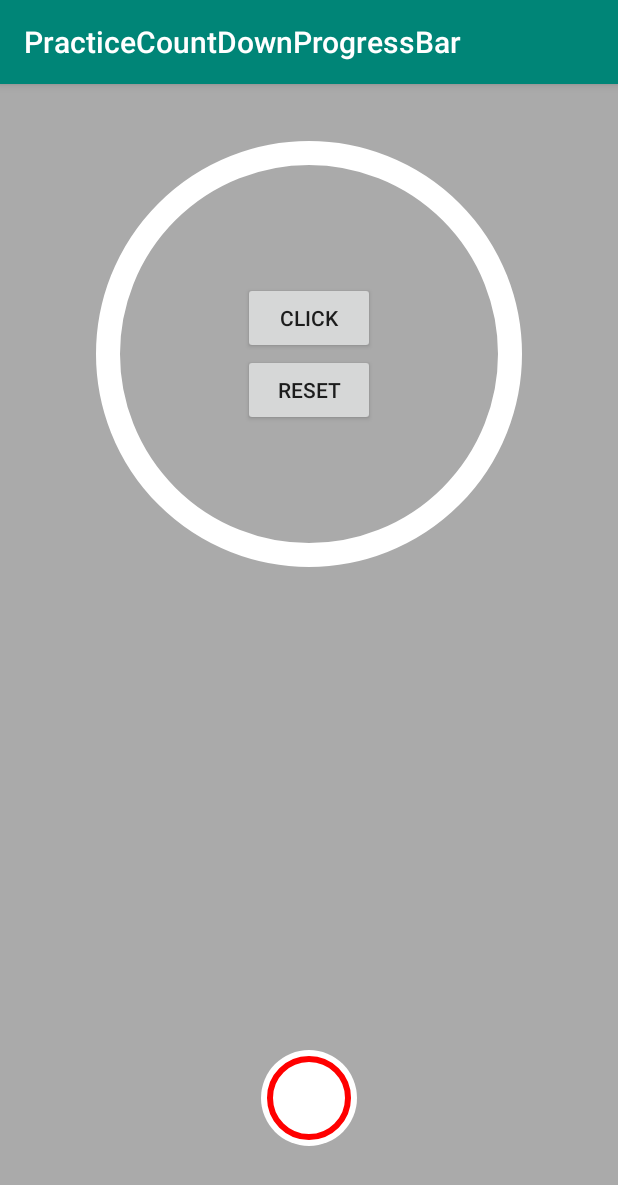
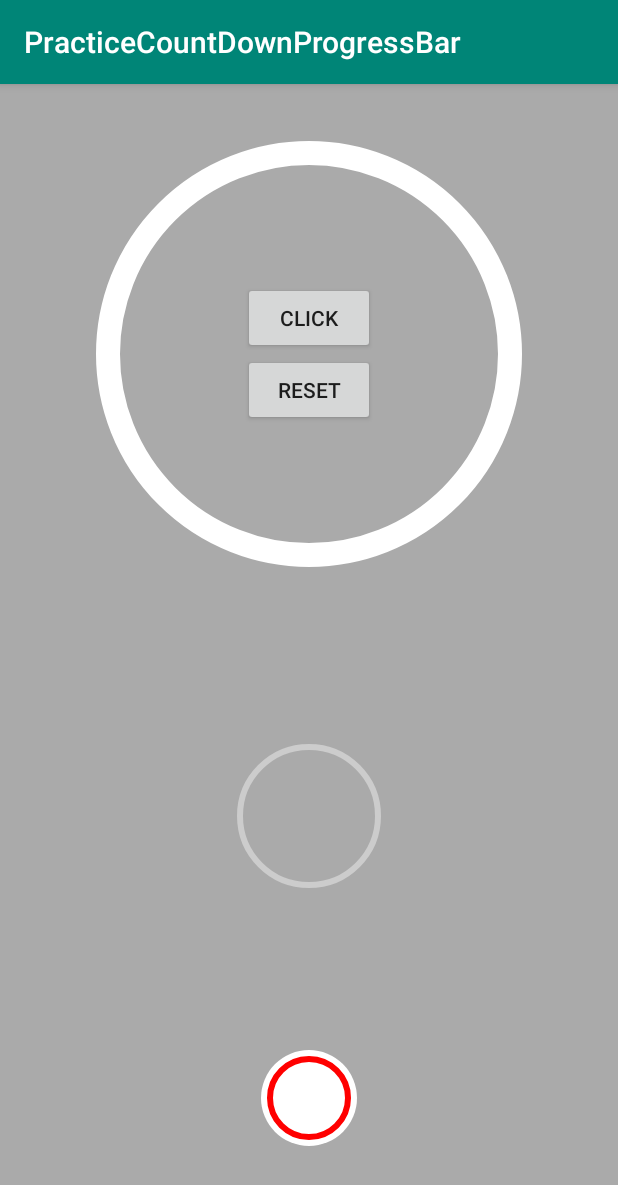
Before and after one commit to aluceps/PracticeCircleProgressBar, an Android app: the screen it shows after launch (MainActivity), on a phone screen of 412 x 824 dp. Shown: the top 1185 px of the screen. Run offline under Robolectric (Android 15) with nearby library versions, the phone set to English and light mode, and no system bars; our stand-ins replace data binding.

```diff
--- a/app/src/main/java/me/aluceps/practicecountdownprogressbar/MainActivity.kt
+++ b/app/src/main/java/me/aluceps/practicecountdownprogressbar/MainActivity.kt
@@ -1,12 +1,12 @@
 package me.aluceps.practicecountdownprogressbar
 
 import android.annotation.SuppressLint
-import androidx.databinding.DataBindingUtil
 import android.os.Bundle
-import androidx.appcompat.app.AppCompatActivity
 import android.util.Log
 import android.view.MotionEvent
 import android.view.animation.AnimationUtils
+import androidx.appcompat.app.AppCompatActivity
+import androidx.databinding.DataBindingUtil
 import me.aluceps.practicecountdownprogressbar.databinding.ActivityMainBinding
 
 class MainActivity : AppCompatActivity(), CircleProgressBar.ProgressState {
@@ -57,17 +57,28 @@ class MainActivity : AppCompatActivity(), CircleProgressBar.ProgressState {
     override fun onStarted() {
         Log.d("CircleProgressBar", "progress: start")
         binding.button.startAnimation(AnimationUtils.loadAnimation(this, R.anim.scale_down_button))
-        binding.progress.startAnimation(AnimationUtils.loadAnimation(this, R.anim.scale_up_progress))
+        binding.progress.startAnimation(
+            AnimationUtils.loadAnimation(
+                this,
+                R.anim.scale_up_progress
+            )
+        )
     }
 
     override fun onFinished() {
         Log.d("CircleProgressBar", "progress: finish")
         binding.button.startAnimation(AnimationUtils.loadAnimation(this, R.anim.scale_up_button))
-        binding.progress.startAnimation(AnimationUtils.loadAnimation(this, R.anim.scale_down_progress))
+        binding.progress.startAnimation(
+            AnimationUtils.loadAnimation(
+                this,
+                R.anim.scale_down_progress
+            )
+        )
     }
 
     override fun onProgress(progress: Float) {
         Log.d("CircleProgressBar", "progress: $progress")
+        binding.simpleProgress.setProgress(progress / 100f)
         if (progress > 50) {
             binding.progress.setProgressColorPrimary()
         } else {
--- /dev/null
+++ b/app/src/main/java/me/aluceps/practicecountdownprogressbar/SimpleCircleProgressBar.kt
@@ -0,0 +1,117 @@
+package me.aluceps.practicecountdownprogressbar
+
+import android.content.Context
+import android.graphics.Canvas
+import android.graphics.Paint
+import android.graphics.RectF
+import android.util.AttributeSet
+import android.view.View
+import androidx.core.content.res.ResourcesCompat
+import java.util.Timer
+import java.util.TimerTask
+
+class SimpleCircleProgressBar @JvmOverloads constructor(
+    context: Context,
+    attrs: AttributeSet? = null,
+    defStyleAttr: Int = 0
+) : View(context, attrs, defStyleAttr) {
+    companion object {
+        private const val MAX_ANGLE = 360f
+        private const val START_ANGLE = 270f
+    }
+
+    private var progressColor = 0
+    private var progressBackgroundColor = 0
+    private var progressStrokeWidth = 0f
+
+    private val progressPaint =
+        Paint().apply {
+            isAntiAlias = true
+            style = Paint.Style.STROKE
+            strokeCap = Paint.Cap.ROUND
+            strokeJoin = Paint.Join.ROUND
+        }
+
+    private val progressBackgroundPaint =
+        Paint().apply {
+            isAntiAlias = true
+            style = Paint.Style.STROKE
+        }
+
+    private val progressOval = RectF()
+    private var angle = 0f
+
+    init {
+        val typedArray = context.obtainStyledAttributes(
+            attrs,
+            R.styleable.SimpleCircleProgressBar,
+            defStyleAttr,
+            0
+        )
+        progressColor =
+            typedArray.getColor(
+                R.styleable.SimpleCircleProgressBar_simple_progress_color,
+                ResourcesCompat.getColor(resources, R.color.colorPrimaryDark, null)
+            )
+        progressBackgroundColor =
+            typedArray.getColor(
+                R.styleable.SimpleCircleProgressBar_simple_progress_background_color,
+                ResourcesCompat.getColor(resources, R.color.colorPrimary, null)
+            )
+        progressStrokeWidth =
+            typedArray.getDimension(
+                R.styleable.SimpleCircleProgressBar_simple_progress_stroke_width,
+                4f
+            )
+        typedArray.recycle()
+
+        Timer().schedule(object : TimerTask() {
+            override fun run() {
+                post { invalidate() }
+            }
+        }, 10, 10)
+    }
+
+    override fun onDraw(canvas: Canvas?) {
+        super.onDraw(canvas)
+        if (canvas == null) return
+        progressPaint.apply {
+            color = progressColor
+            strokeWidth = progressStrokeWidth
+        }
+        progressBackgroundPaint.apply {
+            color = progressBackgroundColor
+            strokeWidth = progressStrokeWidth
+        }
+        progressOval.set(
+            progressStrokeWidth,
+            progressStrokeWidth,
+            width - progressStrokeWidth,
+            height - progressStrokeWidth
+        )
+        canvas.drawArc(
+            progressOval,
+            0f,
+            MAX_ANGLE,
+            false,
+            progressBackgroundPaint
+        )
+        canvas.drawArc(
+            progressOval,
+            START_ANGLE,
+            angle,
+            false,
+            progressPaint
+        )
+    }
+
+    fun setProgress(progress: Float) {
+        when {
+            progress < 0f -> 0f
+            progress > 1f -> 1f
+            else -> progress
+        }.let {
+            angle = it * MAX_ANGLE
+        }
+    }
+}
--- a/app/src/main/res/layout/activity_main.xml
+++ b/app/src/main/res/layout/activity_main.xml
@@ -81,5 +81,18 @@
             app:progress_secondary_color="#3f00"
             app:progress_stroke_width="4dp"
             />
+
+        <me.aluceps.practicecountdownprogressbar.SimpleCircleProgressBar
+            android:id="@+id/simple_progress"
+            android:layout_width="100dp"
+            android:layout_height="100dp"
+            app:layout_constraintBottom_toTopOf="@id/progress"
+            app:layout_constraintEnd_toEndOf="parent"
+            app:layout_constraintStart_toStartOf="parent"
+            app:layout_constraintTop_toBottomOf="@id/progress_increment"
+            app:simple_progress_background_color="#ccc"
+            app:simple_progress_color="#f00"
+            app:simple_progress_stroke_width="4dp"
+            />
     </androidx.constraintlayout.widget.ConstraintLayout>
 </layout>
--- a/app/src/main/res/values/attrs.xml
+++ b/app/src/main/res/values/attrs.xml
@@ -9,4 +9,10 @@
         <attr name="progress_round_style" format="boolean|reference" />
         <attr name="progress_is_increment" format="boolean|reference" />
     </declare-styleable>
+
+    <declare-styleable name="SimpleCircleProgressBar">
+        <attr name="simple_progress_color" format="color|reference" />
+        <attr name="simple_progress_background_color" format="color|reference" />
+        <attr name="simple_progress_stroke_width" format="dimension|reference" />
+    </declare-styleable>
 </resources>
```
